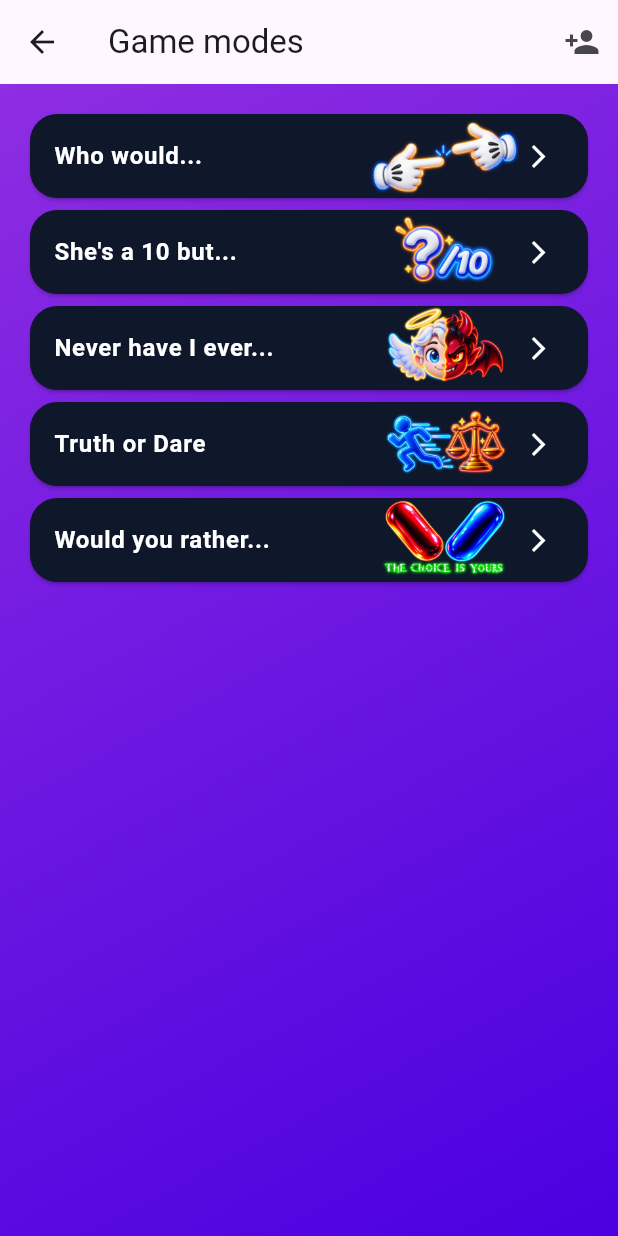
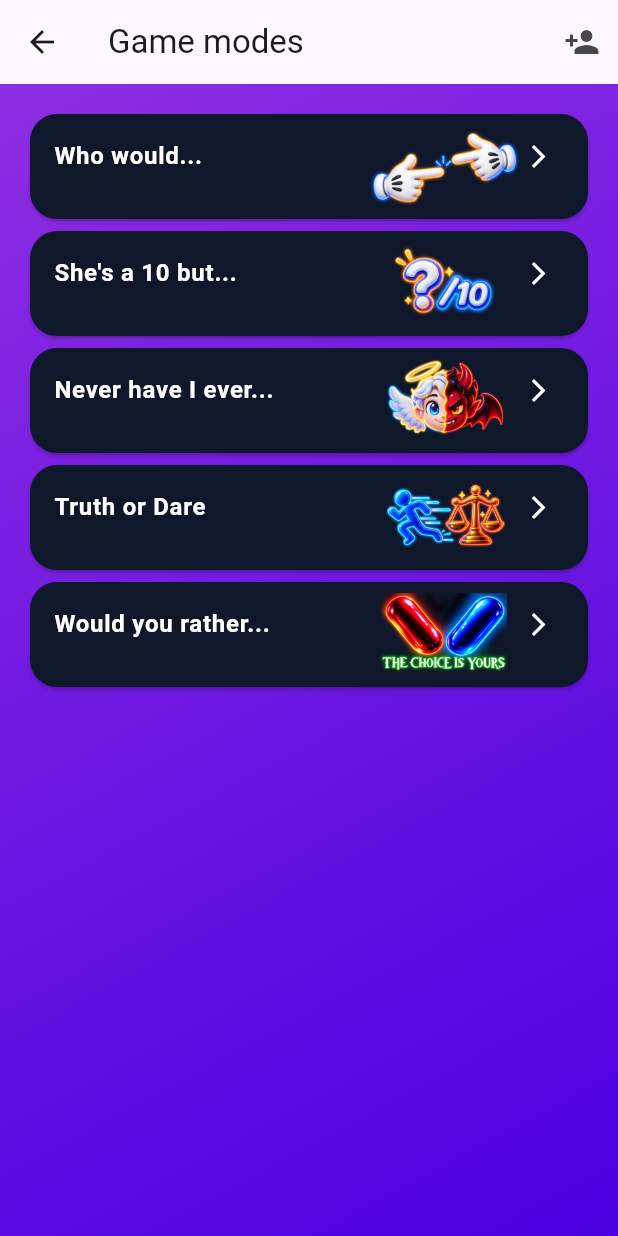
Before and after one commit to Walie-Matthieu/West-Fun, a Flutter app: the ModeSelectionScreen screen opened directly with empty values, on a phone screen of 412 x 824 dp. Run offline on Flutter 3.47's test engine with Material 3 defaults, Android fonts, the phone set to English and light mode, and no system bars; our stand-ins replace image_picker.

Commit message:
Another change for Would you rather

```diff
--- a/lib/screens/mode_selection_screen.dart
+++ b/lib/screens/mode_selection_screen.dart
@@ -40,8 +40,8 @@ class _ModeSelectionScreenState extends State<ModeSelectionScreen> {
     if (mode == GameMode.whoWould) {
       return Image.asset(
         'assets/images/main_mickey.png',
-        width: 100,
-        height: 100,
+        width: 100,   // Largeur image qui pourrait
+        height: 100, // hauteur image qui pourrait
         fit: BoxFit.contain,
       );
     }
@@ -49,8 +49,8 @@ class _ModeSelectionScreenState extends State<ModeSelectionScreen> {
     if (mode == GameMode.shesA10But) {
       return Image.asset(
         'assets/images/shes_a_ten.png',
-        width: 100,
-        height: 100,
+        width: 100,   // Largeur image c'est une 10 mais
+        height: 100, // Hauteur image c'est une 10 mais
         fit: BoxFit.contain,
       );
     }
@@ -58,8 +58,8 @@ class _ModeSelectionScreenState extends State<ModeSelectionScreen> {
     if (mode == GameMode.neverHaveIEver) {
       return Image.asset(
         'assets/images/never_I_have_ever.png',
-        width: 100,
-        height: 100,
+        width: 100,   // Largeur image je n'ai jamais
+        height: 100, // Hauteur image je n'ai jamais
         fit: BoxFit.contain,
       );
     }
@@ -67,8 +67,8 @@ class _ModeSelectionScreenState extends State<ModeSelectionScreen> {
     if (mode == GameMode.truthOrDare) {
       return Image.asset(
         'assets/images/truth_or_dare.png',
-        width: 100,
-        height: 100,
+        width: 100,   // Largeur image Action/Vérité
+        height: 100, // Hauteur image Action/Vérité
         fit: BoxFit.contain,
       );
     }
@@ -76,8 +76,8 @@ class _ModeSelectionScreenState extends State<ModeSelectionScreen> {
     if (mode == GameMode.wouldYouRather) {
       return Image.asset(
         'assets/images/would_you_rather.png',
-        width: 100,
-        height: 100,
+        width: 100,   // Largeur image Matrix
+        height: 100, // Hauteur image Matrix
         fit: BoxFit.contain,
       );
     }
@@ -110,6 +110,8 @@ class _ModeSelectionScreenState extends State<ModeSelectionScreen> {
                 shape: RoundedRectangleBorder(
                   borderRadius: BorderRadius.circular(18),
                 ),
+                child: SizedBox(
+                  height: 70, // changer la taille de la carte pour s'adapter à l'image
                   child: ListTile(
                     title: Text(
                       mode.label,
@@ -121,7 +123,10 @@ class _ModeSelectionScreenState extends State<ModeSelectionScreen> {
                   trailing: Row(
                     mainAxisSize: MainAxisSize.min,
                     children: [
-                      _buildModeTrailingIcon(mode),
+                      Transform.translate(
+                        offset: const Offset(0, 7), // Ajuster la position verticale de l'image
+                        child: _buildModeTrailingIcon(mode),
+                      ),
                       const SizedBox(width: 4),
                       const Icon(Icons.arrow_forward_ios, color: Colors.white, size: 18),
                     ],
@@ -142,6 +147,7 @@ class _ModeSelectionScreenState extends State<ModeSelectionScreen> {
                     },
                   ),
                 ),
+              ),
           ],
         ),
       ),
```
Also changed, not shown: assets/images/would_you_rather.png. Lines whose indentation alone changed are shown as unchanged.
